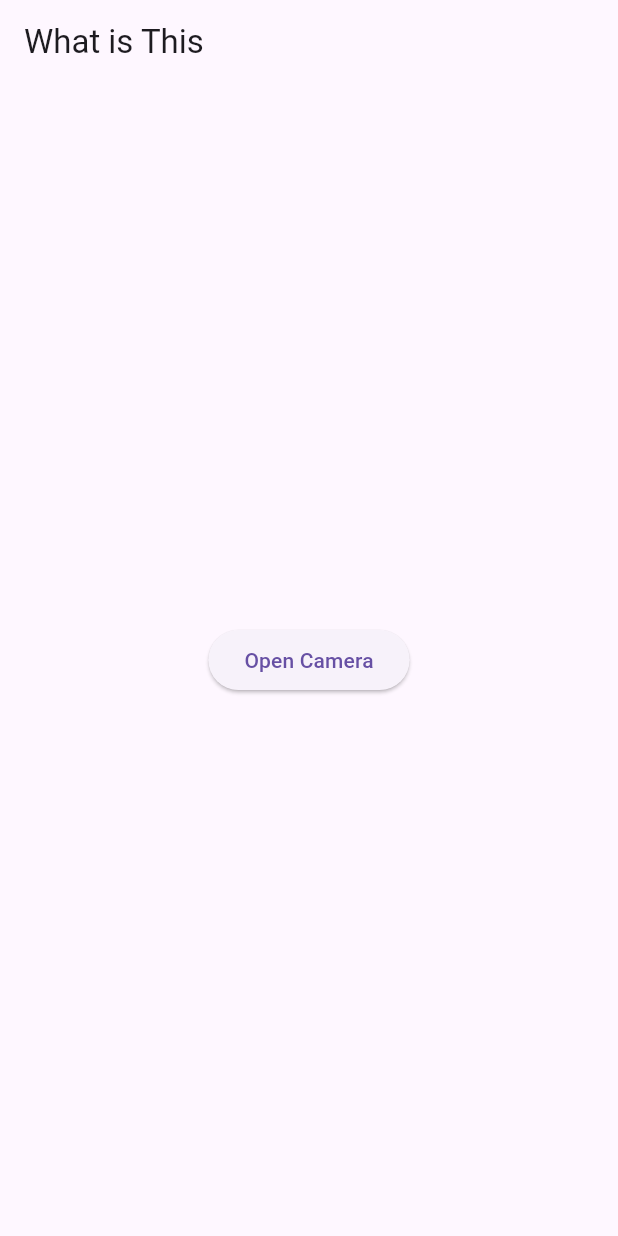
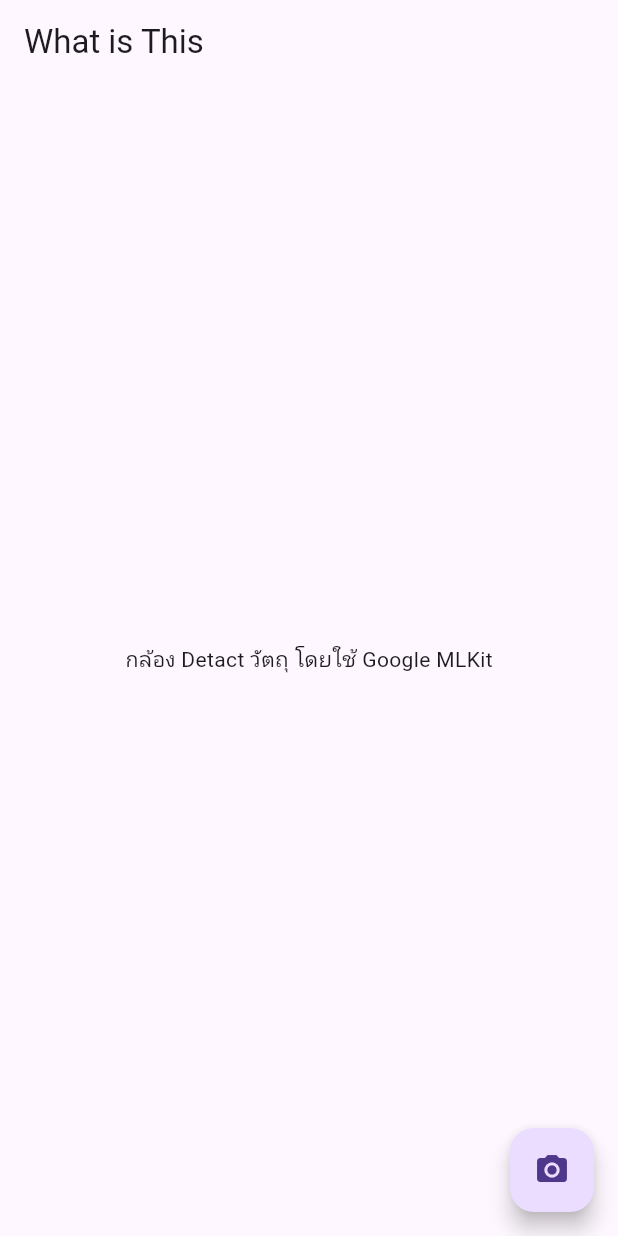
Before and after one commit to noomsloof/whatisthis, a Flutter app: the screen it shows after launch, on a phone screen of 412 x 824 dp. Run offline on Flutter 3.47's test engine with Material 3 defaults, Android fonts, the phone set to English and light mode, and no system bars; our stand-ins replace camera; missing offline and left inert: google_mlkit_object_detection.

Commit message:
Last Commit

```diff
--- a/lib/main.dart
+++ b/lib/main.dart
@@ -2,5 +2,5 @@ import 'package:flutter/material.dart';
 import 'package:whatisthis/%E0%B9%87Home/home.dart';
 
 void main() {
-  runApp(const Home());
+  runApp(Home());
 }
--- a/lib/็Home/home.dart
+++ b/lib/็Home/home.dart
@@ -25,16 +25,15 @@ class HomeScreen extends StatelessWidget {
   Widget build(BuildContext context) {
     return Scaffold(
       appBar: AppBar(title: Text('What is This')),
-      body: Center(
-        child: ElevatedButton(
+      body: Center(child: Text("กล้อง Detact วัตถุ โดยใช้ Google MLKit")),
+      floatingActionButton: FloatingActionButton(
+        child: Icon(Icons.camera_alt),
         onPressed: () {
           Navigator.push(
             context,
             MaterialPageRoute(builder: (context) => CameraApp()),
           );
         },
-          child: Text("Open Camera"),
-        ),
       ),
     );
   }
```
Lines whose indentation alone changed are shown as unchanged.
